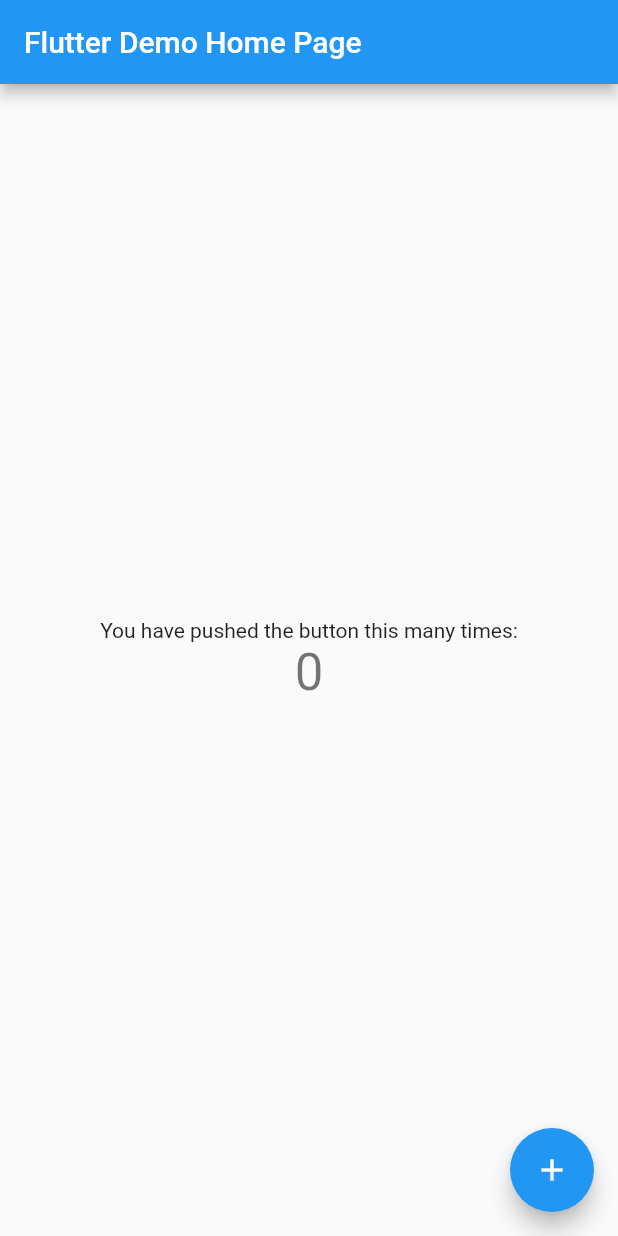
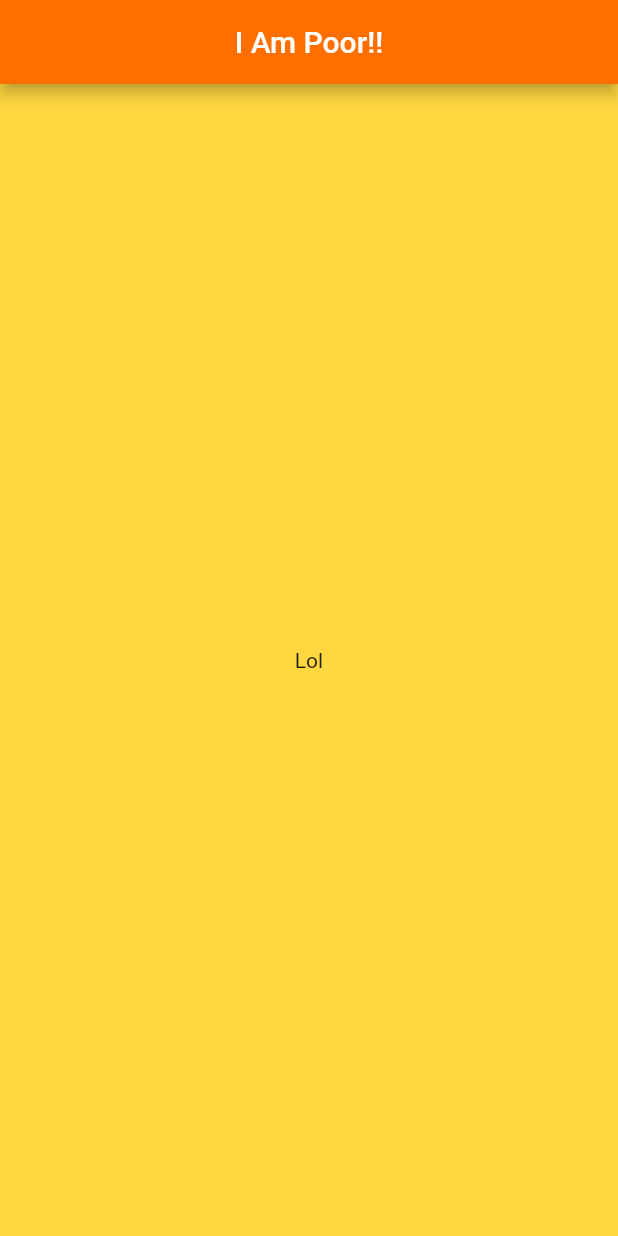
Before and after one commit to kharioki/I-am-poor, a Flutter app: the screen it shows after launch, on a phone screen of 412 x 824 dp. Run offline on Flutter 3.47's test engine with Material 2 defaults, Android fonts, the phone set to English and light mode, and no system bars.

Commit message:
new scaffold

```diff
--- a/lib/main.dart
+++ b/lib/main.dart
@@ -1,111 +1,14 @@
 import 'package:flutter/material.dart';
 
-void main() => runApp(MyApp());
-
-class MyApp extends StatelessWidget {
-  // This widget is the root of your application.
-  @override
-  Widget build(BuildContext context) {
-    return MaterialApp(
-      title: 'Flutter Demo',
-      theme: ThemeData(
-        // This is the theme of your application.
-        //
-        // Try running your application with "flutter run". You'll see the
-        // application has a blue toolbar. Then, without quitting the app, try
-        // changing the primarySwatch below to Colors.green and then invoke
-        // "hot reload" (press "r" in the console where you ran "flutter run",
-        // or simply save your changes to "hot reload" in a Flutter IDE).
-        // Notice that the counter didn't reset back to zero; the application
-        // is not restarted.
-        primarySwatch: Colors.blue,
-      ),
-      home: MyHomePage(title: 'Flutter Demo Home Page'),
-    );
-  }
-}
-
-class MyHomePage extends StatefulWidget {
-  MyHomePage({Key key, this.title}) : super(key: key);
-
-  // This widget is the home page of your application. It is stateful, meaning
-  // that it has a State object (defined below) that contains fields that affect
-  // how it looks.
-
-  // This class is the configuration for the state. It holds the values (in this
-  // case the title) provided by the parent (in this case the App widget) and
-  // used by the build method of the State. Fields in a Widget subclass are
-  // always marked "final".
-
-  final String title;
-
-  @override
-  _MyHomePageState createState() => _MyHomePageState();
-}
-
-class _MyHomePageState extends State<MyHomePage> {
-  int _counter = 0;
-
-  void _incrementCounter() {
-    setState(() {
-      // This call to setState tells the Flutter framework that something has
-      // changed in this State, which causes it to rerun the build method below
-      // so that the display can reflect the updated values. If we changed
-      // _counter without calling setState(), then the build method would not be
-      // called again, and so nothing would appear to happen.
-      _counter++;
-    });
-  }
-
-  @override
-  Widget build(BuildContext context) {
-    // This method is rerun every time setState is called, for instance as done
-    // by the _incrementCounter method above.
-    //
-    // The Flutter framework has been optimized to make rerunning build methods
-    // fast, so that you can just rebuild anything that needs updating rather
-    // than having to individually change instances of widgets.
-    return Scaffold(
-      appBar: AppBar(
-        // Here we take the value from the MyHomePage object that was created by
-        // the App.build method, and use it to set our appbar title.
-        title: Text(widget.title),
-      ),
-      body: Center(
-        // Center is a layout widget. It takes a single child and positions it
-        // in the middle of the parent.
-        child: Column(
-          // Column is also a layout widget. It takes a list of children and
-          // arranges them vertically. By default, it sizes itself to fit its
-          // children horizontally, and tries to be as tall as its parent.
-          //
-          // Invoke "debug painting" (press "p" in the console, choose the
-          // "Toggle Debug Paint" action from the Flutter Inspector in Android
-          // Studio, or the "Toggle Debug Paint" command in Visual Studio Code)
-          // to see the wireframe for each widget.
-          //
-          // Column has various properties to control how it sizes itself and
-          // how it positions its children. Here we use mainAxisAlignment to
-          // center the children vertically; the main axis here is the vertical
-          // axis because Columns are vertical (the cross axis would be
-          // horizontal).
-          mainAxisAlignment: MainAxisAlignment.center,
-          children: <Widget>[
-            Text(
-              'You have pushed the button this many times:',
-            ),
-            Text(
-              '$_counter',
-              style: Theme.of(context).textTheme.display1,
-            ),
-          ],
+void main() => runApp(MaterialApp(
+      home: Scaffold(
+        backgroundColor: Colors.amberAccent,
+        appBar: AppBar(
+          backgroundColor: Colors.amber[900],
+          title: Center(child: Text('I Am Poor!!')),
+        ),
+        body: Center(
+          child: Text('Lol'),
         ),
       ),
-      floatingActionButton: FloatingActionButton(
-        onPressed: _incrementCounter,
-        tooltip: 'Increment',
-        child: Icon(Icons.add),
-      ), // This trailing comma makes auto-formatting nicer for build methods.
-    );
-  }
-}
+    ));
```
